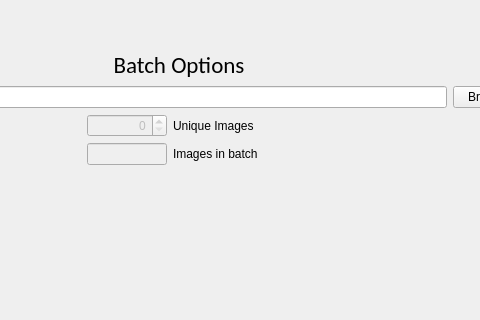
Above: ImageWizard/batchoptions.ui from coltoncandy/Image-Generator-Wizard before the change; both pictures show x 248 to 728 and y 0 to 320 of the 854 by 480 pixel window. Below: the same form after it.
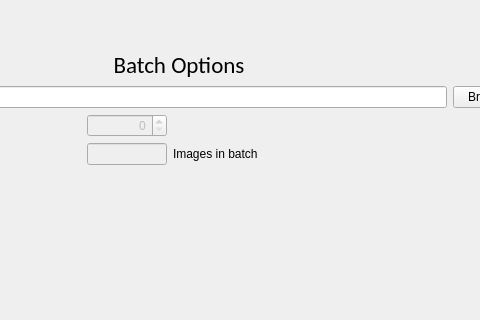
That is the form after the change.

Commit message: Fixed reset in batch options, removed numUnique for now

Patch:
```diff
--- a/ImageWizard/batchoptions.ui
+++ b/ImageWizard/batchoptions.ui
@@ -71,16 +71,6 @@
        </property>
       </widget>
      </item>
-     <item row="2" column="4">
-      <widget class="QLabel" name="uniqueImgLbl">
-       <property name="text">
-        <string>Unique Images</string>
-       </property>
-       <property name="alignment">
-        <set>Qt::AlignLeading|Qt::AlignLeft|Qt::AlignVCenter</set>
-       </property>
-      </widget>
-     </item>
      <item row="0" column="2" colspan="4">
       <widget class="QLineEdit" name="chosenDestination">
        <property name="minimumSize">
```
The commit also changes 6 other files.
